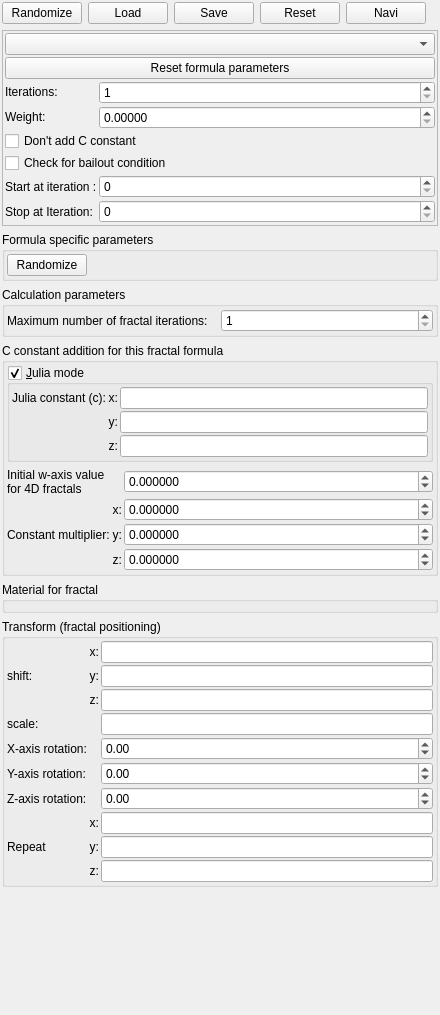
This is mandelbulber2/qt/tab_fractal.ui in buddhi1980/mandelbulber2 as Qt 5 draws it before an edit. The edited form follows.
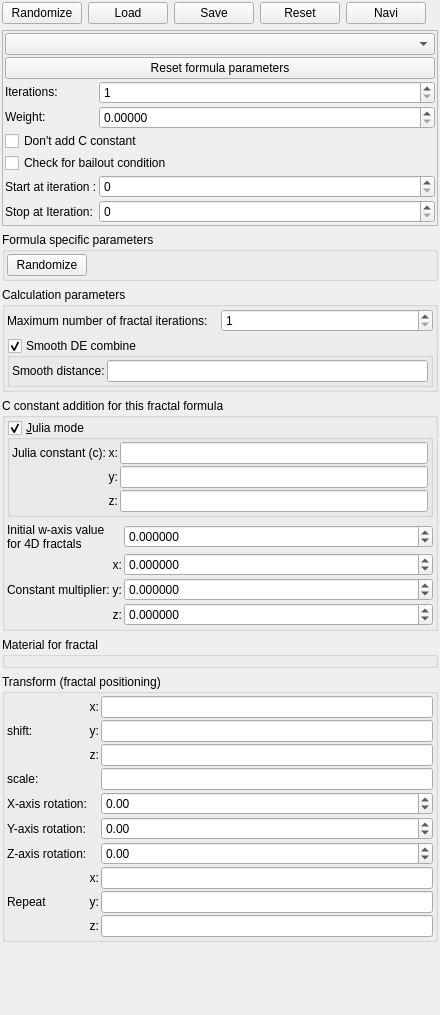
This is the edited form. Custom widgets are drawn as their Qt base class.

Commit message: Implemented patameters for smooth de combine for boolean fractals

```diff
--- a/mandelbulber2/qt/tab_fractal.ui
+++ b/mandelbulber2/qt/tab_fractal.ui
@@ -405,6 +405,53 @@
         </item>
        </layout>
       </item>
+      <item>
+       <widget class="MyGroupBox" name="groupCheck_smooth_de_combine_enable">
+        <property name="title">
+         <string>Smooth DE combine</string>
+        </property>
+        <property name="checkable">
+         <bool>true</bool>
+        </property>
+        <layout class="QGridLayout" name="gridLayout_4">
+         <property name="leftMargin">
+          <number>2</number>
+         </property>
+         <property name="topMargin">
+          <number>2</number>
+         </property>
+         <property name="rightMargin">
+          <number>2</number>
+         </property>
+         <property name="bottomMargin">
+          <number>2</number>
+         </property>
+         <property name="spacing">
+          <number>2</number>
+         </property>
+         <item row="0" column="0">
+          <widget class="QLabel" name="label_306">
+           <property name="text">
+            <string>Smooth distance:</string>
+           </property>
+           <property name="wordWrap">
+            <bool>true</bool>
+           </property>
+          </widget>
+         </item>
+         <item row="0" column="1">
+          <widget class="MyLineEdit" name="logedit_smooth_de_combine_distance">
+           <property name="sizePolicy">
+            <sizepolicy hsizetype="Expanding" vsizetype="Maximum">
+             <horstretch>0</horstretch>
+             <verstretch>0</verstretch>
+            </sizepolicy>
+           </property>
+          </widget>
+         </item>
+        </layout>
+       </widget>
+      </item>
      </layout>
     </widget>
    </item>
```
The commit also changes 10 other files.
